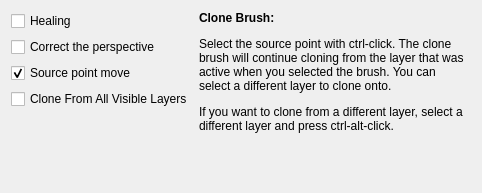
This is krita/plugins/paintops/defaultpaintops/duplicate/wdgduplicateop.ui in KDE/krita as Qt 5 draws it before an edit. The edited form follows.
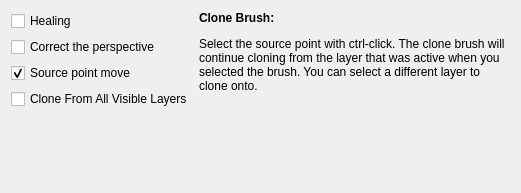
This is the edited form.

Commit message: CCBUG:347961 Hide the ctrl-alt text (the feature disappeared)

```diff
--- a/krita/plugins/paintops/defaultpaintops/duplicate/wdgduplicateop.ui
+++ b/krita/plugins/paintops/defaultpaintops/duplicate/wdgduplicateop.ui
@@ -6,7 +6,7 @@
    <rect>
     <x>0</x>
     <y>0</y>
-    <width>474</width>
+    <width>521</width>
     <height>193</height>
    </rect>
   </property>
@@ -79,7 +79,7 @@
         </sizepolicy>
        </property>
        <property name="text">
-        <string>&lt;html&gt;&lt;head/&gt;&lt;body&gt;&lt;p&gt;&lt;span style=&quot; font-weight:600;&quot;&gt;Clone Brush:&lt;/span&gt;&lt;/p&gt;&lt;p&gt;Select the source point with ctrl-click. The clone brush will continue cloning from the layer that was active when you selected the brush. You can select a different layer to clone onto.&lt;/p&gt;&lt;p&gt;If you want to clone from a different layer, select a different layer and press ctrl-alt-click.&lt;/p&gt;&lt;/body&gt;&lt;/html&gt;</string>
+        <string>&lt;html&gt;&lt;head/&gt;&lt;body&gt;&lt;p&gt;&lt;span style=&quot; font-weight:600;&quot;&gt;Clone Brush:&lt;/span&gt;&lt;/p&gt;&lt;p&gt;Select the source point with ctrl-click. The clone brush will continue cloning from the layer that was active when you selected the brush. You can select a different layer to clone onto.&lt;/p&gt;&lt;/body&gt;&lt;/html&gt;</string>
        </property>
        <property name="alignment">
         <set>Qt::AlignLeading|Qt::AlignLeft|Qt::AlignTop</set>
```
The commit also changes 1 other file.
